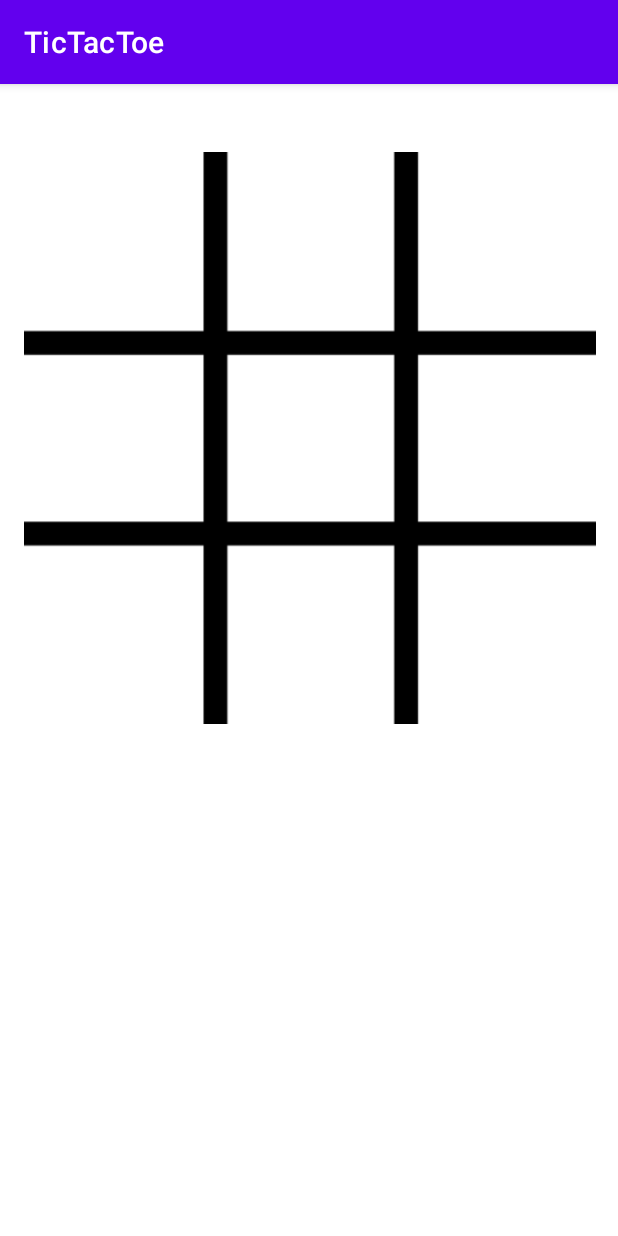
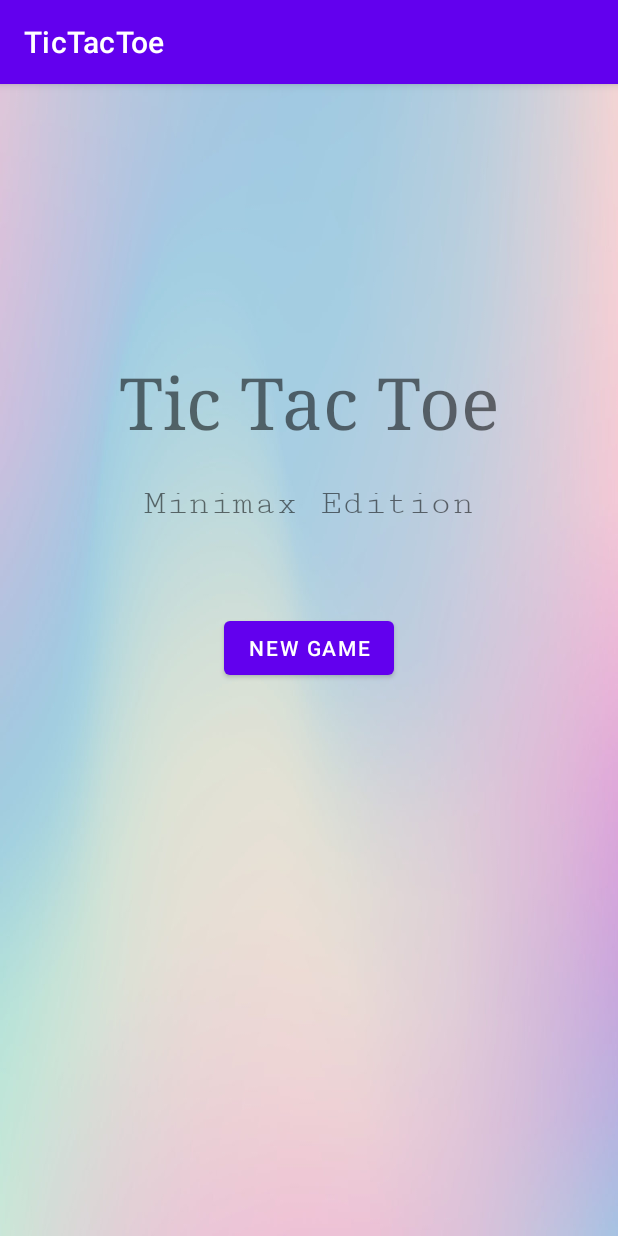
Before and after one commit to ncannone35/GameGuruAI, an Android app: the screen it shows after launch (MainActivity), on a phone screen of 412 x 824 dp. Run offline under Robolectric (Android 15) with nearby library versions, the phone set to English and light mode, and no system bars.

Commit message:
navigations added

```diff
--- a/app/build.gradle
+++ b/app/build.gradle
@@ -29,6 +29,9 @@ android {
     kotlinOptions {
         jvmTarget = '1.8'
     }
+    buildFeatures {
+        viewBinding true
+    }
 }
 
 dependencies {
--- a/app/src/main/AndroidManifest.xml
+++ b/app/src/main/AndroidManifest.xml
@@ -11,15 +11,13 @@
         android:theme="@style/Theme.TicTacToe">
         <activity
             android:name=".MainActivity"
-            android:exported = "true">
+            android:exported="true">
             <intent-filter>
                 <action android:name="android.intent.action.MAIN" />
 
                 <category android:name="android.intent.category.LAUNCHER" />
             </intent-filter>
         </activity>
-
-
     </application>
 
 </manifest>
--- /dev/null
+++ b/app/src/main/java/com/ncannone/tictactoe/HomeFragment.kt
@@ -0,0 +1,24 @@
+package com.ncannone.tictactoe
+
+import android.os.Bundle
+import android.view.LayoutInflater
+import android.view.View
+import android.view.ViewGroup
+import android.widget.Button
+import androidx.fragment.app.Fragment
+import androidx.navigation.Navigation
+
+class HomeFragment : Fragment() {
+    override fun onCreateView(
+        inflater: LayoutInflater,
+        container: ViewGroup?,
+        savedInstanceState: Bundle?
+    ): View? {
+        val view = inflater.inflate(R.layout.fragment_home, container, false)
+        val button = view.findViewById<Button>(R.id.start_button)
+        button.setOnClickListener {
+            Navigation.findNavController(view).navigate(R.id.action_homeFragment_to_gameFragment)
+        }
+        return view
+    }
+}
--- /dev/null
+++ b/app/src/main/res/layout/fragment_home.xml
@@ -0,0 +1,43 @@
+<?xml version="1.0" encoding="utf-8"?>
+<androidx.constraintlayout.widget.ConstraintLayout xmlns:android="http://schemas.android.com/apk/res/android"
+    xmlns:app="http://schemas.android.com/apk/res-auto"
+    xmlns:tools="http://schemas.android.com/tools"
+    android:layout_width="match_parent"
+    android:layout_height="match_parent"
+    android:background="@drawable/tic_tac_toe_background">
+
+    <TextView
+        android:id="@+id/minimaxText"
+        android:layout_width="297dp"
+        android:layout_height="70dp"
+        android:fontFamily="serif-monospace"
+        android:text="@string/minimax_edition"
+        android:textAlignment="center"
+        android:textSize="24sp"
+        app:layout_constraintEnd_toEndOf="parent"
+        app:layout_constraintStart_toStartOf="parent"
+        app:layout_constraintTop_toBottomOf="@+id/ticTacToeText" />
+
+    <TextView
+        android:id="@+id/ticTacToeText"
+        android:layout_width="343dp"
+        android:layout_height="86dp"
+        android:layout_marginTop="180dp"
+        android:fontFamily="serif"
+        android:text="@string/tic_tac_toe"
+        android:textAlignment="center"
+        android:textSize="48sp"
+        app:layout_constraintEnd_toEndOf="parent"
+        app:layout_constraintStart_toStartOf="parent"
+        app:layout_constraintTop_toTopOf="parent" />
+
+    <Button
+        android:id="@+id/start_button"
+        android:layout_width="wrap_content"
+        android:layout_height="wrap_content"
+        android:layout_marginTop="16dp"
+        android:text="@string/new_game"
+        app:layout_constraintEnd_toEndOf="parent"
+        app:layout_constraintStart_toStartOf="parent"
+        app:layout_constraintTop_toBottomOf="@+id/minimaxText" />
+</androidx.constraintlayout.widget.ConstraintLayout>
--- a/app/src/main/res/navigation/nav_graph.xml
+++ b/app/src/main/res/navigation/nav_graph.xml
@@ -3,11 +3,31 @@
     xmlns:app="http://schemas.android.com/apk/res-auto"
     xmlns:tools="http://schemas.android.com/tools"
     android:id="@+id/nav_graph"
-    app:startDestination="@id/gameFragment">
+    app:startDestination="@id/homeFragment">
 
     <fragment
         android:id="@+id/gameFragment"
         android:name="com.ncannone.tictactoe.game.GameFragment"
         android:label="fragment_game"
-        tools:layout="@layout/fragment_game" />
+        tools:layout="@layout/fragment_game" >
+        <action
+            android:id="@+id/action_gameFragment_to_gameOverFragment"
+            app:destination="@id/gameOverFragment" />
+    </fragment>
+    <fragment
+        android:id="@+id/homeFragment"
+        android:name="com.ncannone.tictactoe.HomeFragment"
+        android:label="HomeFragment" >
+        <action
+            android:id="@+id/action_homeFragment_to_gameFragment"
+            app:destination="@id/gameFragment" />
+    </fragment>
+    <fragment
+        android:id="@+id/gameOverFragment"
+        android:name="com.ncannone.tictactoe.game.GameOverFragment"
+        android:label="GameOverFragment" >
+        <action
+            android:id="@+id/action_gameOverFragment_to_gameFragment"
+            app:destination="@id/gameFragment" />
+    </fragment>
 </navigation>
--- a/app/src/main/res/values/strings.xml
+++ b/app/src/main/res/values/strings.xml
@@ -2,4 +2,17 @@
     <string name="app_name">TicTacToe</string>
     <!-- TODO: Remove or change this placeholder text -->
     <string name="hello_blank_fragment">Hello blank fragment</string>
+    <string name="new_game">New Game</string>
+    <string name="title_activity_lose">LoseActivity</string>
+    <!-- Strings used for fragments for navigation -->
+    <string name="first_fragment_label">First Fragment</string>
+    <string name="second_fragment_label">Second Fragment</string>
+    <string name="next">Next</string>
+    <string name="previous">Previous</string>
+
+    <string name="hello_first_fragment">Hello first fragment</string>
+    <string name="hello_second_fragment">Hello second fragment. Arg: %1$s</string>
+    <string name="tic_tac_toe">Tic Tac Toe</string>
+    <string name="minimax_edition">Minimax Edition</string>
+    <string name="game_over">Game Over</string>
 </resources>
--- a/build.gradle
+++ b/build.gradle
@@ -2,7 +2,7 @@
 plugins {
     id 'com.android.application' version '7.1.2' apply false
     id 'com.android.library' version '7.1.2' apply false
-    id 'org.jetbrains.kotlin.android' version '1.6.10' apply false
+    id 'org.jetbrains.kotlin.android' version '1.6.21' apply false
 }
 
 task clean(type: Delete) {
```
Also changed, not shown: app/src/main/java/com/ncannone/tictactoe/game/GameFragment.kt (+23 -0 lines), app/src/main/java/com/ncannone/tictactoe/game/GameOverFragment.kt (added, +25 -0 lines), app/src/main/res/layout/end_fragment.xml (added, +32 -0 lines), app/src/main/res/layout/fragment_game.xml (+22 -1 lines), app/src/main/res/values/themes.xml (+9 -0 lines), app/src/main/res/drawable/tic_tac_toe_background.jpg (added).
